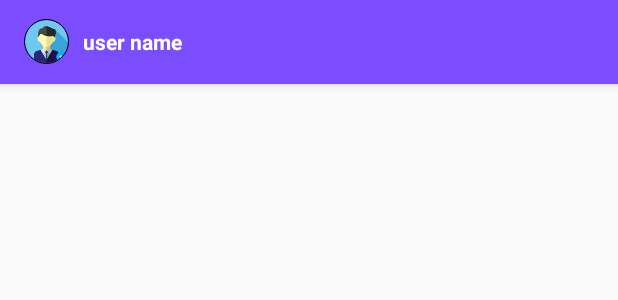
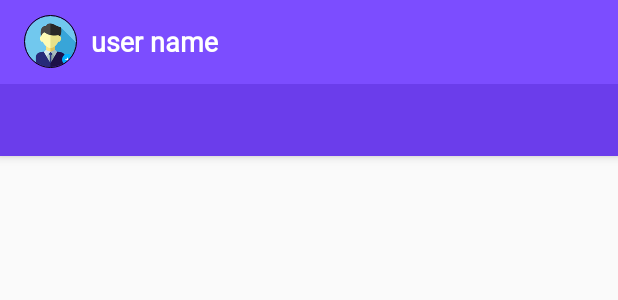
Before and after one commit to himanshu8686/chatterbox, an Android app: the layout activity_main.xml on its own in the app's theme, with its tools: preview values and no code run, on a phone screen of 412 x 824 dp. Shown: the top 300 px of the screen. Run offline under Robolectric (Android 15) with nearby library versions, the phone set to English and light mode, and no system bars.

Commit message:
tab layout and view pager is set up

```diff
--- a/app/build.gradle
+++ b/app/build.gradle
@@ -24,6 +24,7 @@ dependencies {
     implementation fileTree(dir: 'libs', include: ['*.jar'])
     implementation 'androidx.appcompat:appcompat:1.0.2'
     implementation 'androidx.constraintlayout:constraintlayout:1.1.3'
+    implementation 'androidx.legacy:legacy-support-v4:1.0.0'
     testImplementation 'junit:junit:4.12'
     androidTestImplementation 'androidx.test.ext:junit:1.1.0'
     androidTestImplementation 'androidx.test.espresso:espresso-core:3.1.1'
--- a/app/src/main/res/layout/activity_main.xml
+++ b/app/src/main/res/layout/activity_main.xml
@@ -14,6 +14,26 @@
         >
         <!-- Toolbar include -->
        <include layout="@layout/bar_layout"/>
+
+        <com.google.android.material.tabs.TabLayout
+            android:id="@+id/tab_layout"
+            android:layout_width="match_parent"
+            android:layout_height="wrap_content"
+            android:background="#6B3DEB"
+            app:tabSelectedTextColor="@color/white"
+            app:tabIndicatorColor="#d63031"
+            app:tabIndicatorHeight="3dp"
+            app:tabMode="fixed"
+            app:tabGravity="fill"
+            app:tabTextColor="#f4f4f4"
+            />
     </com.google.android.material.appbar.AppBarLayout>
 
+    <androidx.viewpager.widget.ViewPager
+        android:id="@+id/view_pager"
+        android:layout_width="match_parent"
+        android:layout_height="match_parent"
+        />
+
+
 </LinearLayout>
--- a/app/src/main/res/layout/bar_layout.xml
+++ b/app/src/main/res/layout/bar_layout.xml
@@ -3,16 +3,17 @@
     xmlns:app="http://schemas.android.com/apk/res-auto"
     android:id="@+id/toolbar_layout"
     android:layout_width="match_parent"
-    android:layout_height="wrap_content"
+    android:layout_height="?attr/actionBarSize"
     android:background="@color/toolbar_background"
+    app:layout_scrollFlags="enterAlways|scroll"
     android:theme="@style/ThemeOverlay.AppCompat.Dark.ActionBar"
     app:popupTheme="@style/MenuStyle">
 
     <de.hdodenhof.circleimageview.CircleImageView
         xmlns:app="http://schemas.android.com/apk/res-auto"
         android:id="@+id/profile_image"
-        android:layout_width="30dp"
-        android:layout_height="30dp"
+        android:layout_width="35dp"
+        android:layout_height="35dp"
         android:src="@drawable/userphoto"
         app:civ_border_width="0.5dp"
         app:civ_border_color="#FF000000"
@@ -24,6 +25,8 @@
         android:text="user name"
         android:textColor="@color/white"
         android:textStyle="bold"
+        android:fontFamily="@font/baloo"
+        android:textSize="18dp"
         android:layout_marginStart="25dp"
         />
 </androidx.appcompat.widget.Toolbar>
--- a/app/src/main/res/values/strings.xml
+++ b/app/src/main/res/values/strings.xml
@@ -1,3 +1,6 @@
 <resources>
     <string name="app_name">chatterbox</string>
+
+    <!-- TODO: Remove or change this placeholder text -->
+    <string name="hello_blank_fragment">Hello blank fragment</string>
 </resources>
```
Also changed, not shown: app/src/main/java/com/yash/chatterbox/activities/MainActivity.java (+33 -5 lines), app/src/main/java/com/yash/chatterbox/adapters/ViewPagerAdapter.java (added, +45 -0 lines), app/src/main/java/com/yash/chatterbox/fragments/ChatsFragment.java (added, +23 -0 lines), app/src/main/java/com/yash/chatterbox/fragments/UsersFragment.java (added, +25 -0 lines), app/src/main/res/layout/fragment_chats.xml (added, +14 -0 lines), app/src/main/res/layout/fragment_users.xml (added, +14 -0 lines).
